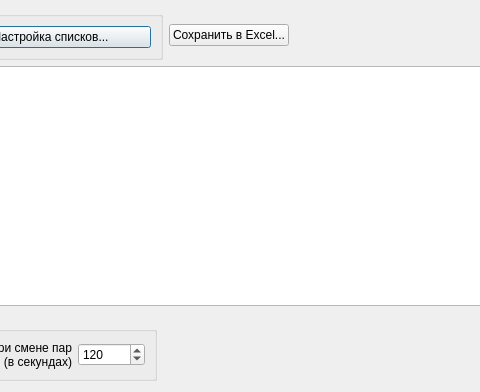
BarsukAlexey/xelarogi, file TournamentManager/dialogschedule.ui: the form before one commit; both pictures show x 280 to 760 and y 0 to 392 of the 1252 by 392 pixel window.
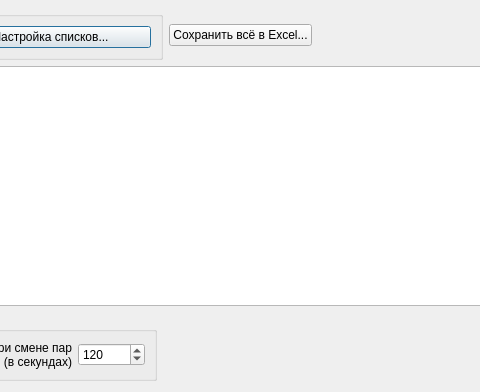
The form after the commit.

Diff of the .ui file:
```diff
--- a/TournamentManager/dialogschedule.ui
+++ b/TournamentManager/dialogschedule.ui
@@ -127,7 +127,7 @@
    <item row="0" column="3">
     <widget class="QPushButton" name="pushButtonSaveExcel">
      <property name="text">
-      <string>Сохранить в Excel...</string>
+      <string>Сохранить всё в Excel...</string>
      </property>
     </widget>
    </item>
```
